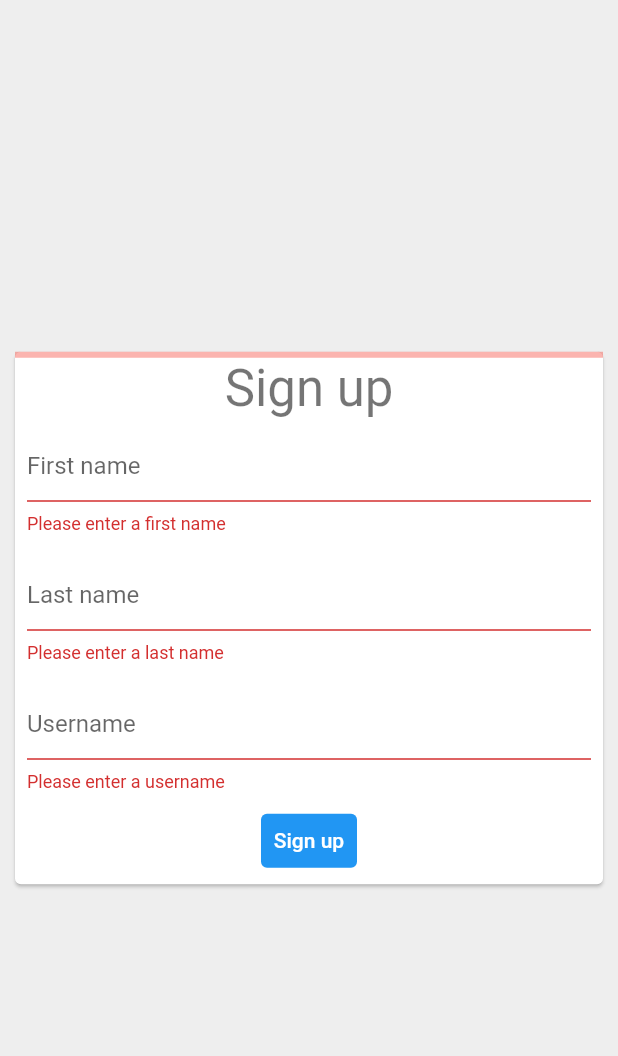
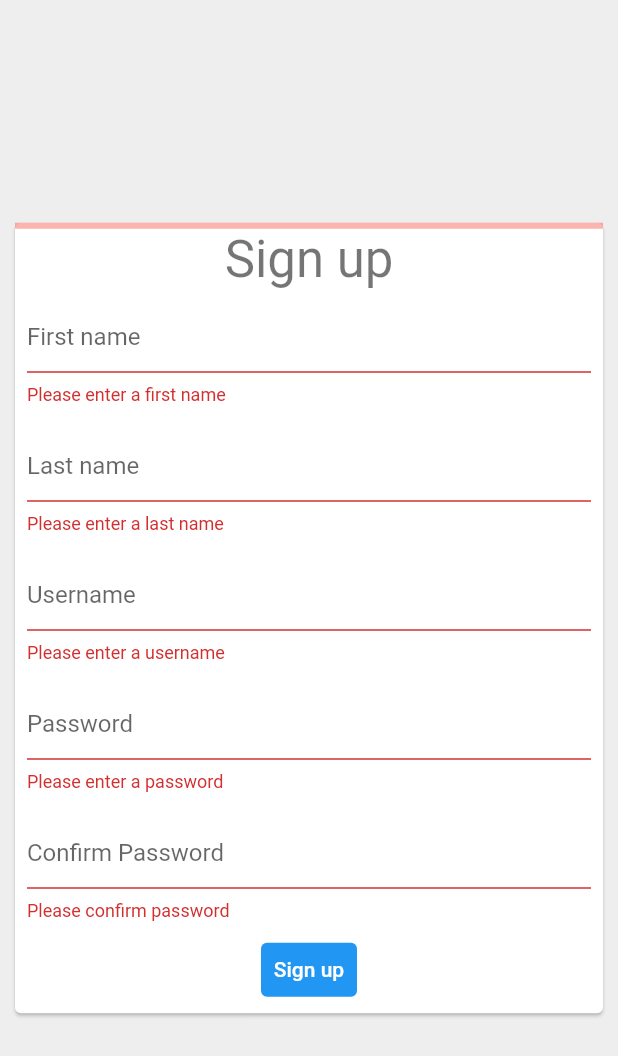
Before and after one commit to RobToombs/flutter_poc, a Flutter app: the SignUpScreen screen opened by its route, after a tap on "Sign up", on a phone screen of 412 x 824 dp. Shown: the top 1056 px of the screen. Run offline on Flutter 3.47's test engine with Material 2 defaults, Android fonts, the phone set to English and light mode, and no system bars.

Commit message:
Added password to login, and signup

```diff
--- a/lib/login/login.dart
+++ b/lib/login/login.dart
@@ -64,6 +64,7 @@ class _LoginFormState extends State<LoginForm> {
             child: TextFormField(
               controller: _passwordTextController,
               decoration: InputDecoration(hintText: 'Password'),
+              obscureText: true,
               validator: (value) { return _validateTextField('Please enter your password', value); },
             ),
           ),
--- a/lib/sign_up/sign_up.dart
+++ b/lib/sign_up/sign_up.dart
@@ -28,8 +28,21 @@ class _SignUpFormState extends State<SignUpForm> {
   final _firstNameTextController = TextEditingController();
   final _lastNameTextController = TextEditingController();
   final _usernameTextController = TextEditingController();
+  final _passwordTextController = TextEditingController();
+  final _confirmPasswordTextController = TextEditingController();
   final _formKey = GlobalKey<FormState>();
   double _formProgress = 0;
+
+  String? _validatePassword(String text, String? value, String passwordToMatch) {
+    if (value!.isEmpty) {
+      return text;
+    }
+    else if(value != passwordToMatch) {
+      return "Passwords don't match";
+    }
+
+    return null;
+  }
 
   String? _validateTextField(String text, String? value) {
     if (value!.isEmpty) {
@@ -43,7 +56,9 @@ class _SignUpFormState extends State<SignUpForm> {
     var controllers = [
       _firstNameTextController,
       _lastNameTextController,
-      _usernameTextController
+      _usernameTextController,
+      _passwordTextController,
+      _confirmPasswordTextController,
     ];
 
     for (var controller in controllers) {
@@ -96,6 +111,24 @@ class _SignUpFormState extends State<SignUpForm> {
             ),
           ),
           Padding(
+            padding: EdgeInsets.all(8.0),
+            child: TextFormField(
+              controller: _passwordTextController,
+              decoration: InputDecoration(hintText: 'Password'),
+              validator: (value) { return _validatePassword('Please enter a password', value, _confirmPasswordTextController.value.text); },
+              obscureText: true,
+            ),
+          ),
+          Padding(
+            padding: EdgeInsets.all(8.0),
+            child: TextFormField(
+              controller: _confirmPasswordTextController,
+              decoration: InputDecoration(hintText: 'Confirm Password'),
+              validator: (value) { return _validatePassword('Please confirm password', value,_passwordTextController.value.text); },
+              obscureText: true,
+            ),
+          ),
+          Padding(
             padding: EdgeInsets.only(bottom: 5.0),
             child: TextButton(
               style: ButtonStyle(
```
